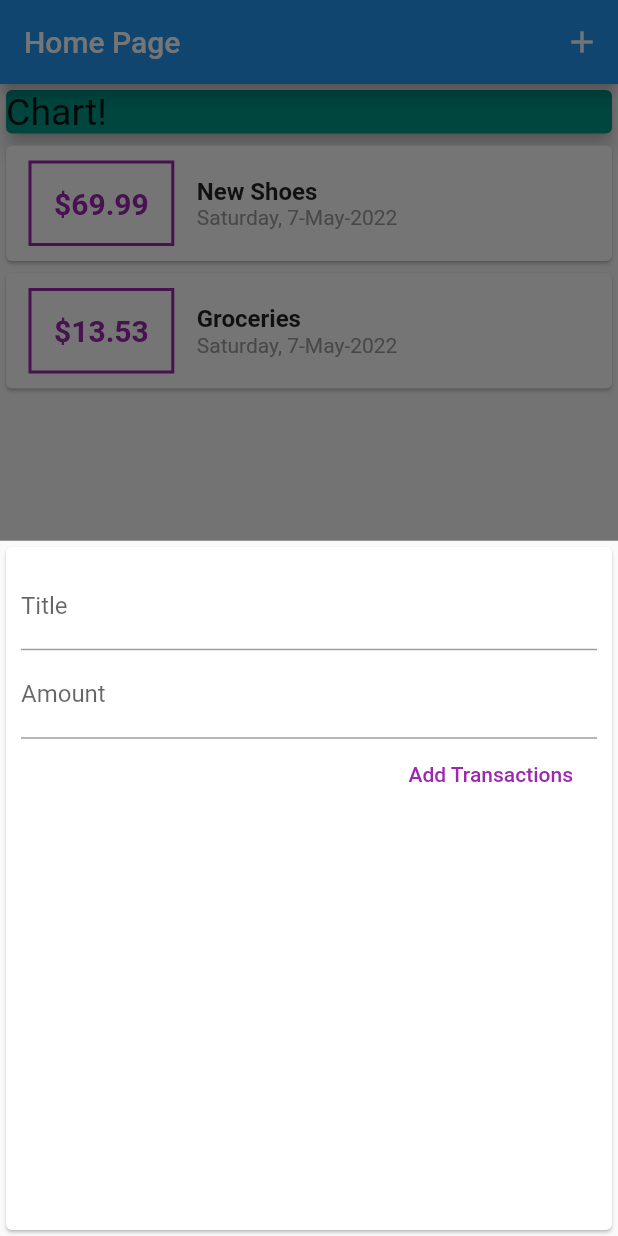
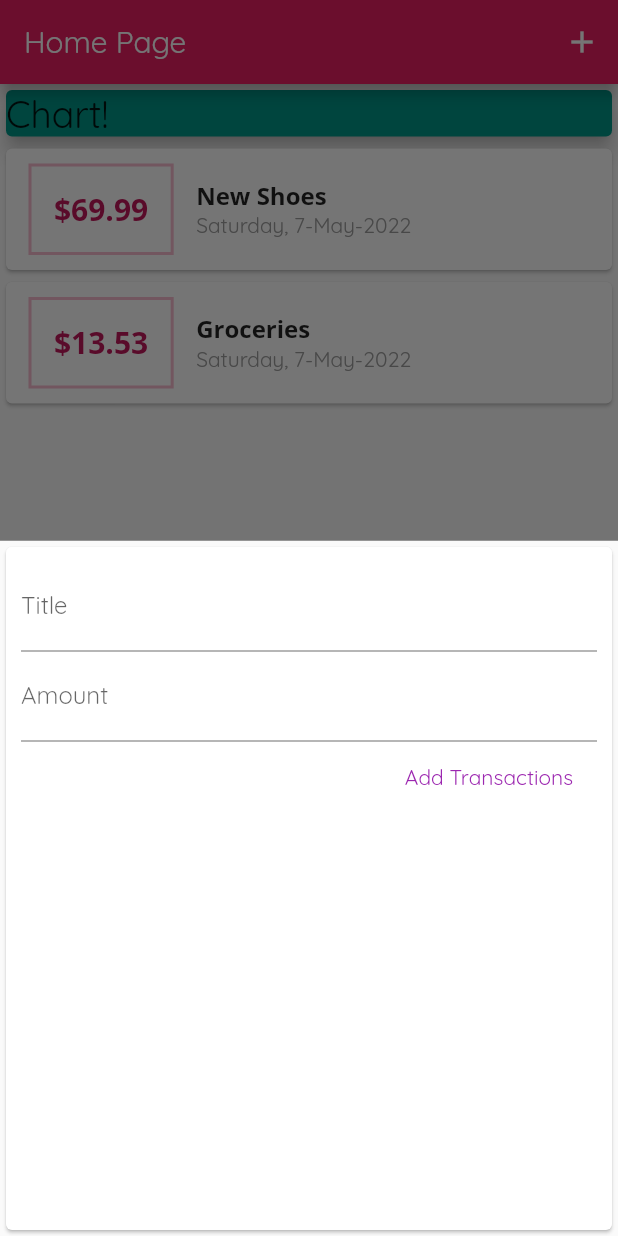
Before and after one commit to nihalmorshed/Personal_Expanses_App, a Flutter app: the screen it shows after launch, after a tap on the "add" icon, on a phone screen of 412 x 824 dp. Run offline on Flutter 3.47's test engine with Material 2 defaults, Android fonts, the phone set to English and light mode, and no system bars.

Commit message:
7 May 1752

```diff
--- a/lib/main.dart
+++ b/lib/main.dart
@@ -15,7 +15,11 @@ class Myapp extends StatelessWidget {
   @override
   Widget build(BuildContext context) {
     return MaterialApp(
-      title: "Flutter App",
+      title: "Personal Expanses App",
+      theme: ThemeData(
+          primarySwatch: Colors.pink,
+          accentColor: Colors.redAccent,
+          fontFamily: 'Quicksand'),
       home: Myhomepage(),
     );
   }
--- a/lib/new_transaction.dart
+++ b/lib/new_transaction.dart
@@ -2,9 +2,17 @@
 
 import 'package:flutter/material.dart';
 
-class NewTransaction extends StatelessWidget {
+class NewTransaction extends StatefulWidget {
   final Function addtx;
+  NewTransaction(this.addtx);
+
+  @override
+  State<NewTransaction> createState() => _NewTransactionState();
+}
+
+class _NewTransactionState extends State<NewTransaction> {
   final amountcnt = TextEditingController();
+
   final titlecnt = TextEditingController();
 
   void submitdata() {
@@ -15,13 +23,12 @@ class NewTransaction extends StatelessWidget {
       return;
     }
 
-    addtx(
+    widget.addtx(
       enteredtitle,
       enteredamount,
     );
+    Navigator.of(context).pop();
   }
-
-  NewTransaction(this.addtx);
 
   @override
   Widget build(BuildContext context) {
--- a/lib/transaction_list.dart
+++ b/lib/transaction_list.dart
@@ -20,7 +20,7 @@ class TransactionList extends StatelessWidget {
                   padding: EdgeInsets.all(15),
                   decoration: BoxDecoration(
                     border: Border.all(
-                      color: Colors.purple,
+                      color: Theme.of(context).primaryColorLight,
                       width: 2,
                     ),
                   ),
@@ -29,7 +29,7 @@ class TransactionList extends StatelessWidget {
                     style: TextStyle(
                       fontSize: 20,
                       fontWeight: FontWeight.bold,
-                      color: Colors.purple,
+                      color: Theme.of(context).primaryColorDark,
                     ),
                   ),
                 ),
```
Also changed, not shown: pubspec.yaml (+14 -6 lines), assets/fonts/OpenSans-Bold.ttf (added), assets/fonts/OpenSans-Regular.ttf (added), assets/fonts/Quicksand-Bold.ttf (added), assets/fonts/Quicksand-Light.ttf (added), assets/fonts/Quicksand-Medium.ttf (added), assets/fonts/Quicksand-Regular.ttf (added).
